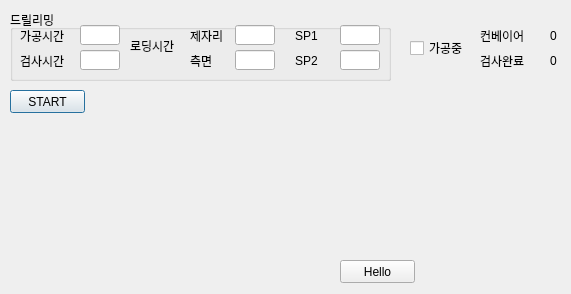
First picture: the form in UI/sma.ui, repository styuri/sim_sma, before the edit.
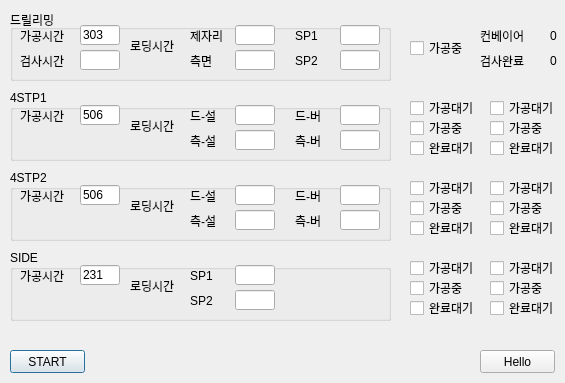
Second picture: the form after the edit.

Commit message: UI Layout Base

The edit to the form file:
```diff
--- a/UI/sma.ui
+++ b/UI/sma.ui
@@ -6,8 +6,8 @@
    <rect>
     <x>0</x>
     <y>0</y>
-    <width>571</width>
-    <height>294</height>
+    <width>565</width>
+    <height>383</height>
    </rect>
   </property>
   <property name="windowTitle">
@@ -47,6 +47,12 @@
       <height>20</height>
      </rect>
     </property>
+    <property name="text">
+     <string>303</string>
+    </property>
+    <property name="readOnly">
+     <bool>true</bool>
+    </property>
    </widget>
    <widget class="QLabel" name="label_2">
     <property name="geometry">
@@ -181,7 +187,7 @@
    <property name="geometry">
     <rect>
      <x>10</x>
-     <y>90</y>
+     <y>350</y>
      <width>75</width>
      <height>23</height>
     </rect>
@@ -247,7 +253,7 @@
     <rect>
      <x>410</x>
      <y>40</y>
-     <width>81</width>
+     <width>60</width>
      <height>16</height>
     </rect>
    </property>
@@ -261,8 +267,8 @@
   <widget class="QPushButton" name="pb_Hello">
    <property name="geometry">
     <rect>
-     <x>340</x>
-     <y>260</y>
+     <x>480</x>
+     <y>350</y>
      <width>75</width>
      <height>23</height>
     </rect>
@@ -271,6 +277,689 @@
     <string>Hello</string>
    </property>
   </widget>
+  <widget class="QGroupBox" name="groupBox_2">
+   <property name="geometry">
+    <rect>
+     <x>10</x>
+     <y>90</y>
+     <width>381</width>
+     <height>71</height>
+    </rect>
+   </property>
+   <property name="title">
+    <string>4STP1</string>
+   </property>
+   <widget class="QLabel" name="label_17">
+    <property name="geometry">
+     <rect>
+      <x>10</x>
+      <y>20</y>
+      <width>56</width>
+      <height>12</height>
+     </rect>
+    </property>
+    <property name="text">
+     <string>가공시간</string>
+    </property>
+   </widget>
+   <widget class="QLineEdit" name="le_ProcTime_3">
+    <property name="geometry">
+     <rect>
+      <x>70</x>
+      <y>15</y>
+      <width>40</width>
+      <height>20</height>
+     </rect>
+    </property>
+    <property name="text">
+     <string>506</string>
+    </property>
+    <property name="readOnly">
+     <bool>true</bool>
+    </property>
+   </widget>
+   <widget class="QLabel" name="label_19">
+    <property name="geometry">
+     <rect>
+      <x>120</x>
+      <y>30</y>
+      <width>50</width>
+      <height>12</height>
+     </rect>
+    </property>
+    <property name="text">
+     <string>로딩시간</string>
+    </property>
+   </widget>
+   <widget class="QLabel" name="label_20">
+    <property name="geometry">
+     <rect>
+      <x>180</x>
+      <y>20</y>
+      <width>40</width>
+      <height>12</height>
+     </rect>
+    </property>
+    <property name="text">
+     <string>드-설</string>
+    </property>
+   </widget>
+   <widget class="QLineEdit" name="le_DR_LoadingTime_3">
+    <property name="geometry">
+     <rect>
+      <x>225</x>
+      <y>15</y>
+      <width>40</width>
+      <height>20</height>
+     </rect>
+    </property>
+   </widget>
+   <widget class="QLabel" name="label_21">
+    <property name="geometry">
+     <rect>
+      <x>180</x>
+      <y>45</y>
+      <width>40</width>
+      <height>12</height>
+     </rect>
+    </property>
+    <property name="text">
+     <string>측-설</string>
+    </property>
+   </widget>
+   <widget class="QLineEdit" name="le_Side_LoadingTime_3">
+    <property name="geometry">
+     <rect>
+      <x>225</x>
+      <y>40</y>
+      <width>40</width>
+      <height>20</height>
+     </rect>
+    </property>
+   </widget>
+   <widget class="QLineEdit" name="le_SP1_LoadingTime_3">
+    <property name="geometry">
+     <rect>
+      <x>330</x>
+      <y>15</y>
+      <width>40</width>
+      <height>20</height>
+     </rect>
+    </property>
+   </widget>
+   <widget class="QLabel" name="label_22">
+    <property name="geometry">
+     <rect>
+      <x>285</x>
+      <y>20</y>
+      <width>40</width>
+      <height>12</height>
+     </rect>
+    </property>
+    <property name="text">
+     <string>드-버</string>
+    </property>
+   </widget>
+   <widget class="QLabel" name="label_23">
+    <property name="geometry">
+     <rect>
+      <x>285</x>
+      <y>45</y>
+      <width>40</width>
+      <height>12</height>
+     </rect>
+    </property>
+    <property name="text">
+     <string>측-버</string>
+    </property>
+   </widget>
+   <widget class="QLineEdit" name="le_SP2_LoadingTime_3">
+    <property name="geometry">
+     <rect>
+      <x>330</x>
+      <y>40</y>
+      <width>40</width>
+      <height>20</height>
+     </rect>
+    </property>
+   </widget>
+  </widget>
+  <widget class="QCheckBox" name="cbOnProc_2">
+   <property name="geometry">
+    <rect>
+     <x>410</x>
+     <y>100</y>
+     <width>70</width>
+     <height>16</height>
+    </rect>
+   </property>
+   <property name="text">
+    <string>가공대기</string>
+   </property>
+   <property name="checked">
+    <bool>false</bool>
+   </property>
+  </widget>
+  <widget class="QCheckBox" name="cbOnProc_3">
+   <property name="geometry">
+    <rect>
+     <x>410</x>
+     <y>120</y>
+     <width>70</width>
+     <height>16</height>
+    </rect>
+   </property>
+   <property name="text">
+    <string>가공중</string>
+   </property>
+   <property name="checked">
+    <bool>false</bool>
+   </property>
+  </widget>
+  <widget class="QCheckBox" name="cbOnProc_4">
+   <property name="geometry">
+    <rect>
+     <x>410</x>
+     <y>140</y>
+     <width>70</width>
+     <height>16</height>
+    </rect>
+   </property>
+   <property name="text">
+    <string>완료대기</string>
+   </property>
+   <property name="checked">
+    <bool>false</bool>
+   </property>
+  </widget>
+  <widget class="QCheckBox" name="cbOnProc_5">
+   <property name="geometry">
+    <rect>
+     <x>490</x>
+     <y>140</y>
+     <width>70</width>
+     <height>16</height>
+    </rect>
+   </property>
+   <property name="text">
+    <string>완료대기</string>
+   </property>
+   <property name="checked">
+    <bool>false</bool>
+   </property>
+  </widget>
+  <widget class="QCheckBox" name="cbOnProc_6">
+   <property name="geometry">
+    <rect>
+     <x>490</x>
+     <y>120</y>
+     <width>70</width>
+     <height>16</height>
+    </rect>
+   </property>
+   <property name="text">
+    <string>가공중</string>
+   </property>
+   <property name="checked">
+    <bool>false</bool>
+   </property>
+  </widget>
+  <widget class="QCheckBox" name="cbOnProc_7">
+   <property name="geometry">
+    <rect>
+     <x>490</x>
+     <y>100</y>
+     <width>70</width>
+     <height>16</height>
+    </rect>
+   </property>
+   <property name="text">
+    <string>가공대기</string>
+   </property>
+   <property name="checked">
+    <bool>false</bool>
+   </property>
+  </widget>
+  <widget class="QCheckBox" name="cbOnProc_8">
+   <property name="geometry">
+    <rect>
+     <x>490</x>
+     <y>200</y>
+     <width>70</width>
+     <height>16</height>
+    </rect>
+   </property>
+   <property name="text">
+    <string>가공중</string>
+   </property>
+   <property name="checked">
+    <bool>false</bool>
+   </property>
+  </widget>
+  <widget class="QCheckBox" name="cbOnProc_9">
+   <property name="geometry">
+    <rect>
+     <x>410</x>
+     <y>180</y>
+     <width>70</width>
+     <height>16</height>
+    </rect>
+   </property>
+   <property name="text">
+    <string>가공대기</string>
+   </property>
+   <property name="checked">
+    <bool>false</bool>
+   </property>
+  </widget>
+  <widget class="QCheckBox" name="cbOnProc_10">
+   <property name="geometry">
+    <rect>
+     <x>490</x>
+     <y>180</y>
+     <width>70</width>
+     <height>16</height>
+    </rect>
+   </property>
+   <property name="text">
+    <string>가공대기</string>
+   </property>
+   <property name="checked">
+    <bool>false</bool>
+   </property>
+  </widget>
+  <widget class="QCheckBox" name="cbOnProc_11">
+   <property name="geometry">
+    <rect>
+     <x>490</x>
+     <y>220</y>
+     <width>70</width>
+     <height>16</height>
+    </rect>
+   </property>
+   <property name="text">
+    <string>완료대기</string>
+   </property>
+   <property name="checked">
+    <bool>false</bool>
+   </property>
+  </widget>
+  <widget class="QGroupBox" name="groupBox_3">
+   <property name="geometry">
+    <rect>
+     <x>10</x>
+     <y>170</y>
+     <width>381</width>
+     <height>71</height>
+    </rect>
+   </property>
+   <property name="title">
+    <string>4STP2</string>
+   </property>
+   <widget class="QLabel" name="label_18">
+    <property name="geometry">
+     <rect>
+      <x>10</x>
+      <y>20</y>
+      <width>56</width>
+      <height>12</height>
+     </rect>
+    </property>
+    <property name="text">
+     <string>가공시간</string>
+    </property>
+   </widget>
+   <widget class="QLineEdit" name="le_ProcTime_4">
+    <property name="geometry">
+     <rect>
+      <x>70</x>
+      <y>15</y>
+      <width>40</width>
+      <height>20</height>
+     </rect>
+    </property>
+    <property name="text">
+     <string>506</string>
+    </property>
+    <property name="readOnly">
+     <bool>true</bool>
+    </property>
+   </widget>
+   <widget class="QLabel" name="label_24">
+    <property name="geometry">
+     <rect>
+      <x>120</x>
+      <y>30</y>
+      <width>50</width>
+      <height>12</height>
+     </rect>
+    </property>
+    <property name="text">
+     <string>로딩시간</string>
+    </property>
+   </widget>
+   <widget class="QLabel" name="label_25">
+    <property name="geometry">
+     <rect>
+      <x>180</x>
+      <y>20</y>
+      <width>40</width>
+      <height>12</height>
+     </rect>
+    </property>
+    <property name="text">
+     <string>드-설</string>
+    </property>
+   </widget>
+   <widget class="QLineEdit" name="le_DR_LoadingTime_4">
+    <property name="geometry">
+     <rect>
+      <x>225</x>
+      <y>15</y>
+      <width>40</width>
+      <height>20</height>
+     </rect>
+    </property>
+   </widget>
+   <widget class="QLabel" name="label_26">
+    <property name="geometry">
+     <rect>
+      <x>180</x>
+      <y>45</y>
+      <width>40</width>
+      <height>12</height>
+     </rect>
+    </property>
+    <property name="text">
+     <string>측-설</string>
+    </property>
+   </widget>
+   <widget class="QLineEdit" name="le_Side_LoadingTime_4">
+    <property name="geometry">
+     <rect>
+      <x>225</x>
+      <y>40</y>
+      <width>40</width>
+      <height>20</height>
+     </rect>
+    </property>
+   </widget>
+   <widget class="QLineEdit" name="le_SP1_LoadingTime_4">
+    <property name="geometry">
+     <rect>
+      <x>330</x>
+      <y>15</y>
+      <width>40</width>
+      <height>20</height>
+     </rect>
+    </property>
+   </widget>
+   <widget class="QLabel" name="label_27">
+    <property name="geometry">
+     <rect>
+      <x>285</x>
+      <y>20</y>
+      <width>40</width>
+      <height>12</height>
+     </rect>
+    </property>
+    <property name="text">
+     <string>드-버</string>
+    </property>
+   </widget>
+   <widget class="QLabel" name="label_28">
+    <property name="geometry">
+     <rect>
+      <x>285</x>
+      <y>45</y>
+      <width>40</width>
+      <height>12</height>
+     </rect>
+    </property>
+    <property name="text">
+     <string>측-버</string>
+    </property>
+   </widget>
+   <widget class="QLineEdit" name="le_SP2_LoadingTime_4">
+    <property name="geometry">
+     <rect>
+      <x>330</x>
+      <y>40</y>
+      <width>40</width>
+      <height>20</height>
+     </rect>
+    </property>
+   </widget>
+  </widget>
+  <widget class="QCheckBox" name="cbOnProc_12">
+   <property name="geometry">
+    <rect>
+     <x>410</x>
+     <y>200</y>
+     <width>70</width>
+     <height>16</height>
+    </rect>
+   </property>
+   <property name="text">
+    <string>가공중</string>
+   </property>
+   <property name="checked">
+    <bool>false</bool>
+   </property>
+  </widget>
+  <widget class="QCheckBox" name="cbOnProc_13">
+   <property name="geometry">
+    <rect>
+     <x>410</x>
+     <y>220</y>
+     <width>70</width>
+     <height>16</height>
+    </rect>
+   </property>
+   <property name="text">
+    <string>완료대기</string>
+   </property>
+   <property name="checked">
+    <bool>false</bool>
+   </property>
+  </widget>
+  <widget class="QCheckBox" name="cbOnProc_14">
+   <property name="geometry">
+    <rect>
+     <x>490</x>
+     <y>280</y>
+     <width>70</width>
+     <height>16</height>
+    </rect>
+   </property>
+   <property name="text">
+    <string>가공중</string>
+   </property>
+   <property name="checked">
+    <bool>false</bool>
+   </property>
+  </widget>
+  <widget class="QCheckBox" name="cbOnProc_15">
+   <property name="geometry">
+    <rect>
+     <x>410</x>
+     <y>260</y>
+     <width>70</width>
+     <height>16</height>
+    </rect>
+   </property>
+   <property name="text">
+    <string>가공대기</string>
+   </property>
+   <property name="checked">
+    <bool>false</bool>
+   </property>
+  </widget>
+  <widget class="QCheckBox" name="cbOnProc_16">
+   <property name="geometry">
+    <rect>
+     <x>490</x>
+     <y>260</y>
+     <width>70</width>
+     <height>16</height>
+    </rect>
+   </property>
+   <property name="text">
+    <string>가공대기</string>
+   </property>
+   <property name="checked">
+    <bool>false</bool>
+   </property>
+  </widget>
+  <widget class="QCheckBox" name="cbOnProc_17">
+   <property name="geometry">
+    <rect>
+     <x>490</x>
+     <y>300</y>
+     <width>70</width>
+     <height>16</height>
+    </rect>
+   </property>
+   <property name="text">
+    <string>완료대기</string>
+   </property>
+   <property name="checked">
+    <bool>false</bool>
+   </property>
+  </widget>
+  <widget class="QGroupBox" name="groupBox_4">
+   <property name="geometry">
+    <rect>
+     <x>10</x>
+     <y>250</y>
+     <width>381</width>
+     <height>71</height>
+    </rect>
+   </property>
+   <property name="title">
+    <string>SIDE</string>
+   </property>
+   <widget class="QLabel" name="label_29">
+    <property name="geometry">
+     <rect>
+      <x>10</x>
+      <y>20</y>
+      <width>56</width>
+      <height>12</height>
+     </rect>
+    </property>
+    <property name="text">
+     <string>가공시간</string>
+    </property>
+   </widget>
+   <widget class="QLineEdit" name="le_ProcTime_5">
+    <property name="geometry">
+     <rect>
+      <x>70</x>
+      <y>15</y>
+      <width>40</width>
+      <height>20</height>
+     </rect>
+    </property>
+    <property name="text">
+     <string>231</string>
+    </property>
+    <property name="readOnly">
+     <bool>true</bool>
+    </property>
+   </widget>
+   <widget class="QLabel" name="label_30">
+    <property name="geometry">
+     <rect>
+      <x>120</x>
+      <y>30</y>
+      <width>50</width>
+      <height>12</height>
+     </rect>
+    </property>
+    <property name="text">
+     <string>로딩시간</string>
+    </property>
+   </widget>
+   <widget class="QLabel" name="label_31">
+    <property name="geometry">
+     <rect>
+      <x>180</x>
+      <y>20</y>
+      <width>40</width>
+      <height>12</height>
+     </rect>
+    </property>
+    <property name="text">
+     <string>SP1</string>
+    </property>
+   </widget>
+   <widget class="QLineEdit" name="le_DR_LoadingTime_5">
+    <property name="geometry">
+     <rect>
+      <x>225</x>
+      <y>15</y>
+      <width>40</width>
+      <height>20</height>
+     </rect>
+    </property>
+   </widget>
+   <widget class="QLabel" name="label_32">
+    <property name="geometry">
+     <rect>
+      <x>180</x>
+      <y>45</y>
+      <width>40</width>
+      <height>12</height>
+     </rect>
+    </property>
+    <property name="text">
+     <string>SP2</string>
+    </property>
+   </widget>
+   <widget class="QLineEdit" name="le_Side_LoadingTime_5">
+    <property name="geometry">
+     <rect>
+      <x>225</x>
+      <y>40</y>
+      <width>40</width>
+      <height>20</height>
+     </rect>
+    </property>
+   </widget>
+  </widget>
+  <widget class="QCheckBox" name="cbOnProc_18">
+   <property name="geometry">
+    <rect>
+     <x>410</x>
+     <y>280</y>
+     <width>70</width>
+     <height>16</height>
+    </rect>
+   </property>
+   <property name="text">
+    <string>가공중</string>
+   </property>
+   <property name="checked">
+    <bool>false</bool>
+   </property>
+  </widget>
+  <widget class="QCheckBox" name="cbOnProc_19">
+   <property name="geometry">
+    <rect>
+     <x>410</x>
+     <y>300</y>
+     <width>70</width>
+     <height>16</height>
+    </rect>
+   </property>
+   <property name="text">
+    <string>완료대기</string>
+   </property>
+   <property name="checked">
+    <bool>false</bool>
+   </property>
+  </widget>
  </widget>
  <resources/>
  <connections/>
```
